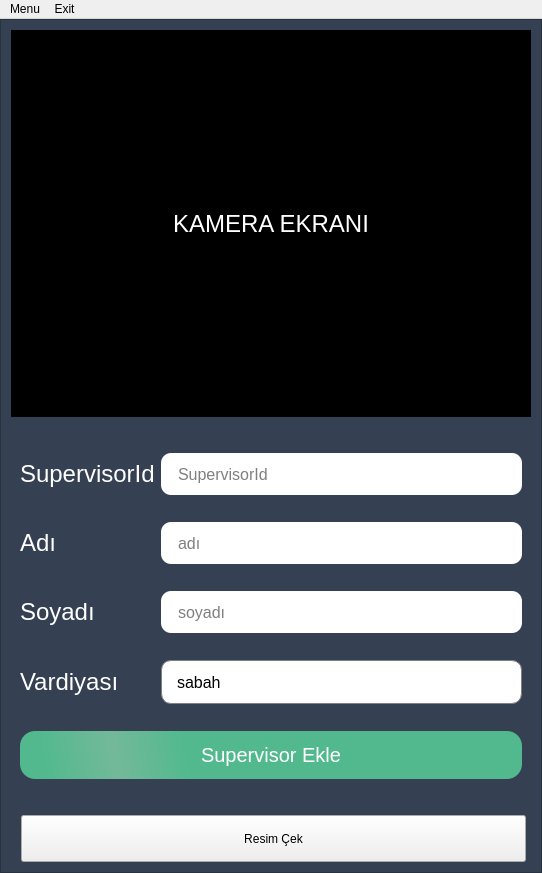
Before: the Qt Designer form design_pages/supervisor_Ekle.ui in hakanngul/Yuz-Tanima-Guvenlik-Sistemi-MongoDB, drawn with Qt 5.
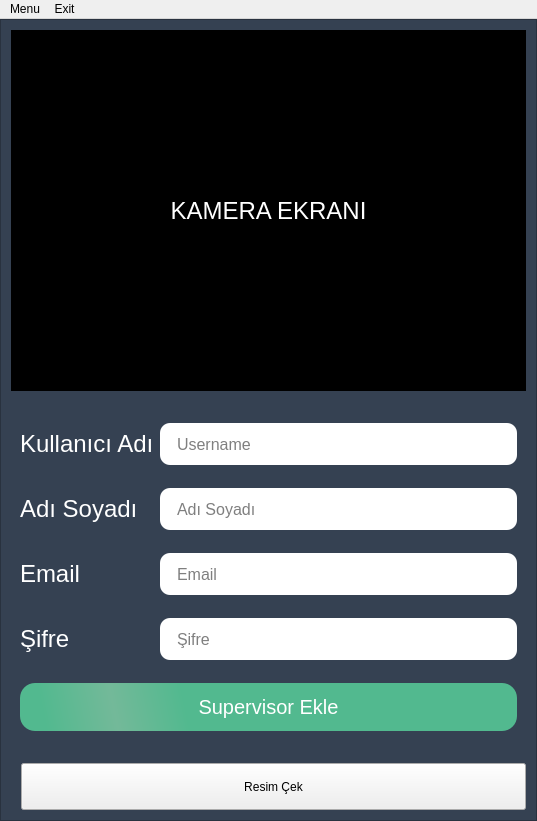
After: the same form once the commit is applied. Icons and pictures are not drawn.

The edit to the form file:
```diff
--- a/design_pages/supervisor_Ekle.ui
+++ b/design_pages/supervisor_Ekle.ui
@@ -6,10 +6,22 @@
    <rect>
     <x>0</x>
     <y>0</y>
-    <width>542</width>
-    <height>873</height>
+    <width>537</width>
+    <height>821</height>
    </rect>
   </property>
+  <property name="minimumSize">
+   <size>
+    <width>537</width>
+    <height>821</height>
+   </size>
+  </property>
+  <property name="maximumSize">
+   <size>
+    <width>537</width>
+    <height>821</height>
+   </size>
+  </property>
   <property name="windowTitle">
    <string>MainWindow</string>
   </property>
@@ -221,29 +233,30 @@
           <string/>
          </property>
          <layout class="QGridLayout" name="gridLayout_2">
-          <item row="5" column="2">
-           <widget class="QComboBox" name="cmb_Vardiyasi">
-            <item>
-             <property name="text">
-              <string>sabah</string>
-             </property>
-            </item>
-            <item>
-             <property name="text">
-              <string>akşam</string>
-             </property>
-            </item>
-            <item>
-             <property name="text">
-              <string>gece</string>
-             </property>
-            </item>
-           </widget>
-          </item>
           <item row="5" column="0">
            <widget class="QLabel" name="label_10">
             <property name="text">
-             <string>Vardiyası</string>
+             <string>Şifre</string>
+            </property>
+           </widget>
+          </item>
+          <item row="4" column="0">
+           <widget class="QLabel" name="label_5">
+            <property name="text">
+             <string>Email</string>
+            </property>
+           </widget>
+          </item>
+          <item row="4" column="2">
+           <widget class="QLineEdit" name="txt_Email">
+            <property name="text">
+             <string/>
+            </property>
+            <property name="maxLength">
+             <number>50</number>
+            </property>
+            <property name="placeholderText">
+             <string>Email</string>
             </property>
            </widget>
           </item>
@@ -260,48 +273,47 @@
              <string/>
             </property>
             <property name="placeholderText">
-             <string>adı</string>
+             <string>Adı Soyadı</string>
             </property>
            </widget>
           </item>
-          <item row="4" column="2">
-           <widget class="QLineEdit" name="txt_Soyadi">
+          <item row="1" column="2">
+           <widget class="QLineEdit" name="txt_Username">
             <property name="text">
              <string/>
             </property>
-            <property name="placeholderText">
-             <string>soyadı</string>
+            <property name="maxLength">
+             <number>20</number>
             </property>
-           </widget>
-          </item>
-          <item row="4" column="0">
-           <widget class="QLabel" name="label_5">
-            <property name="text">
-             <string>Soyadı</string>
+            <property name="placeholderText">
+             <string>Username</string>
             </property>
            </widget>
           </item>
           <item row="1" column="0" colspan="2">
            <widget class="QLabel" name="label_2">
             <property name="text">
-             <string>SupervisorId</string>
+             <string>Kullanıcı Adı</string>
             </property>
            </widget>
           </item>
           <item row="3" column="0">
            <widget class="QLabel" name="label_3">
             <property name="text">
-             <string>Adı</string>
+             <string>Adı Soyadı</string>
             </property>
            </widget>
           </item>
-          <item row="1" column="2">
-           <widget class="QLineEdit" name="txt_SupervisorId">
-            <property name="text">
-             <string/>
+          <item row="5" column="2">
+           <widget class="QLineEdit" name="txt_Password">
+            <property name="maxLength">
+             <number>20</number>
+            </property>
+            <property name="echoMode">
+             <enum>QLineEdit::Password</enum>
             </property>
             <property name="placeholderText">
-             <string>SupervisorId</string>
+             <string>Şifre</string>
             </property>
            </widget>
           </item>
@@ -325,7 +337,7 @@
     <rect>
      <x>0</x>
      <y>0</y>
-     <width>542</width>
+     <width>537</width>
      <height>21</height>
     </rect>
    </property>
```
Left out of the diff: 18 changed lines with no effect on the pictures.
